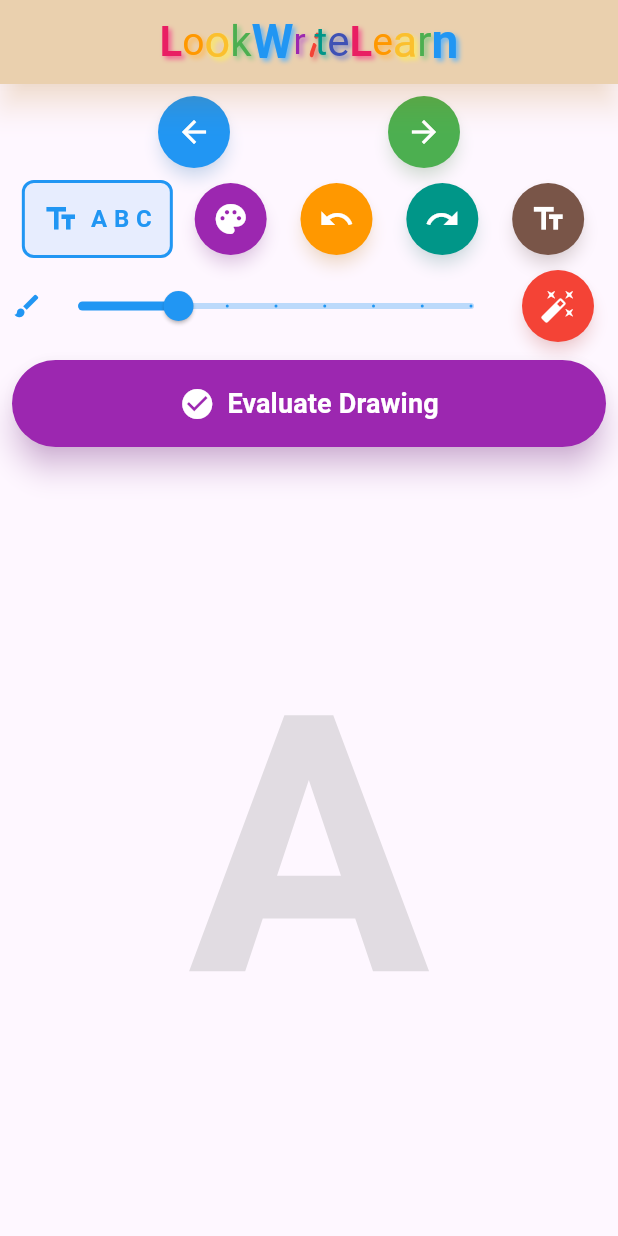
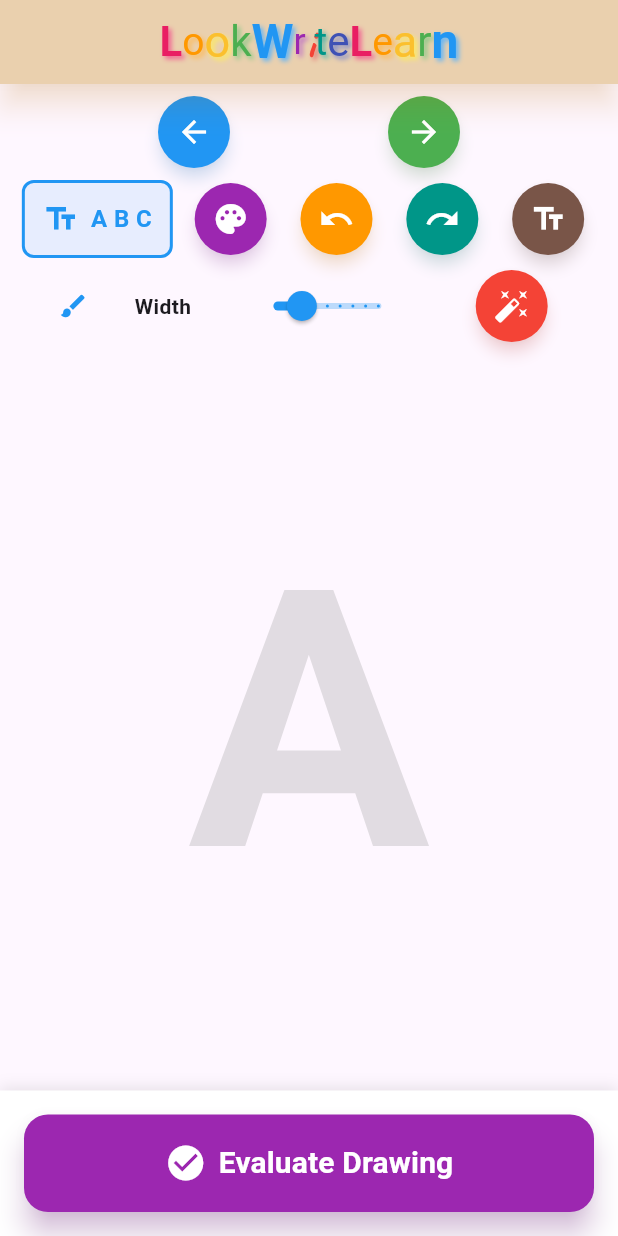
Before and after one commit to sgazz/Look-Write-Learn, a Flutter app: the screen it shows after launch, on a phone screen of 412 x 824 dp. Run offline on Flutter 3.47's test engine with Material 3 defaults, Android fonts, the phone set to English and light mode, and no system bars; our stand-ins replace google_fonts.

Commit message:
Premešteno Evaluate Drawing dugme na dno ekrana
- Dugme sada na dnu, ispod canvas-a
- Full-width ljubičasto dugme
- Mnogo vidljivije i intuitivnije za korisnike
- Radi na svim platformama (Android, iOS, macOS, Web)

```diff
--- a/lib/main.dart
+++ b/lib/main.dart
@@ -836,14 +836,17 @@ class _PracticeScreenState extends State<PracticeScreen>
                               ],
                             ),
                             const SizedBox(height: 8),
-                            // Third row for mobile - Width slider, Clear, and Evaluate
+                            // Third row for mobile - Width slider and Clear
                             Row(
                               mainAxisAlignment: MainAxisAlignment.spaceEvenly,
                               children: [
                                 const Icon(Icons.brush,
                                     size: 20, color: Colors.blue),
-                                Expanded(
-                                  flex: 2,
+                                const Text('Width',
+                                    style:
+                                        TextStyle(fontWeight: FontWeight.bold)),
+                                SizedBox(
+                                  width: 120,
                                   child: Slider(
                                     value: strokeWidth,
                                     min: 4,
@@ -864,31 +867,6 @@ class _PracticeScreenState extends State<PracticeScreen>
                                 ),
                               ],
                             ),
-                            const SizedBox(height: 12),
-                            // Fourth row for mobile - Evaluate button (full width)
-                            _isEvaluating
-                                ? const Center(child: CircularProgressIndicator())
-                                : SizedBox(
-                                    width: double.infinity,
-                                    child: ElevatedButton.icon(
-                                      onPressed: _evaluateDrawing,
-                                      icon: const Icon(Icons.check_circle, size: 24),
-                                      label: const Text(
-                                        'Evaluate Drawing',
-                                        style: TextStyle(fontSize: 18, fontWeight: FontWeight.bold),
-                                      ),
-                                      style: ElevatedButton.styleFrom(
-                                        backgroundColor: Colors.purple,
-                                        foregroundColor: Colors.white,
-                                        padding: const EdgeInsets.symmetric(
-                                          horizontal: 32,
-                                          vertical: 16,
-                                        ),
-                                        elevation: 8,
-                                        shadowColor: Colors.purple.withValues(alpha: 0.5),
-                                      ),
-                                    ),
-                                  ),
                           ],
                         )
                       : Row(
@@ -1024,6 +1002,46 @@ class _PracticeScreenState extends State<PracticeScreen>
                   ],
                 ),
               ),
+            ),
+            // Evaluate button at the bottom
+            Container(
+              width: double.infinity,
+              padding: const EdgeInsets.all(16),
+              decoration: BoxDecoration(
+                color: Colors.white,
+                boxShadow: [
+                  BoxShadow(
+                    color: Colors.black.withValues(alpha: 0.1),
+                    blurRadius: 8,
+                    offset: const Offset(0, -2),
+                  ),
+                ],
+              ),
+              child: _isEvaluating
+                  ? const Center(
+                      child: CircularProgressIndicator(),
+                    )
+                  : ElevatedButton.icon(
+                      onPressed: _evaluateDrawing,
+                      icon: const Icon(Icons.check_circle, size: 28),
+                      label: const Text(
+                        'Evaluate Drawing',
+                        style: TextStyle(fontSize: 20, fontWeight: FontWeight.bold),
+                      ),
+                      style: ElevatedButton.styleFrom(
+                        backgroundColor: Colors.purple,
+                        foregroundColor: Colors.white,
+                        padding: const EdgeInsets.symmetric(
+                          horizontal: 48,
+                          vertical: 18,
+                        ),
+                        elevation: 8,
+                        shadowColor: Colors.purple.withValues(alpha: 0.5),
+                        shape: RoundedRectangleBorder(
+                          borderRadius: BorderRadius.circular(16),
+                        ),
+                      ),
+                    ),
             ),
           ],
         ),
```
